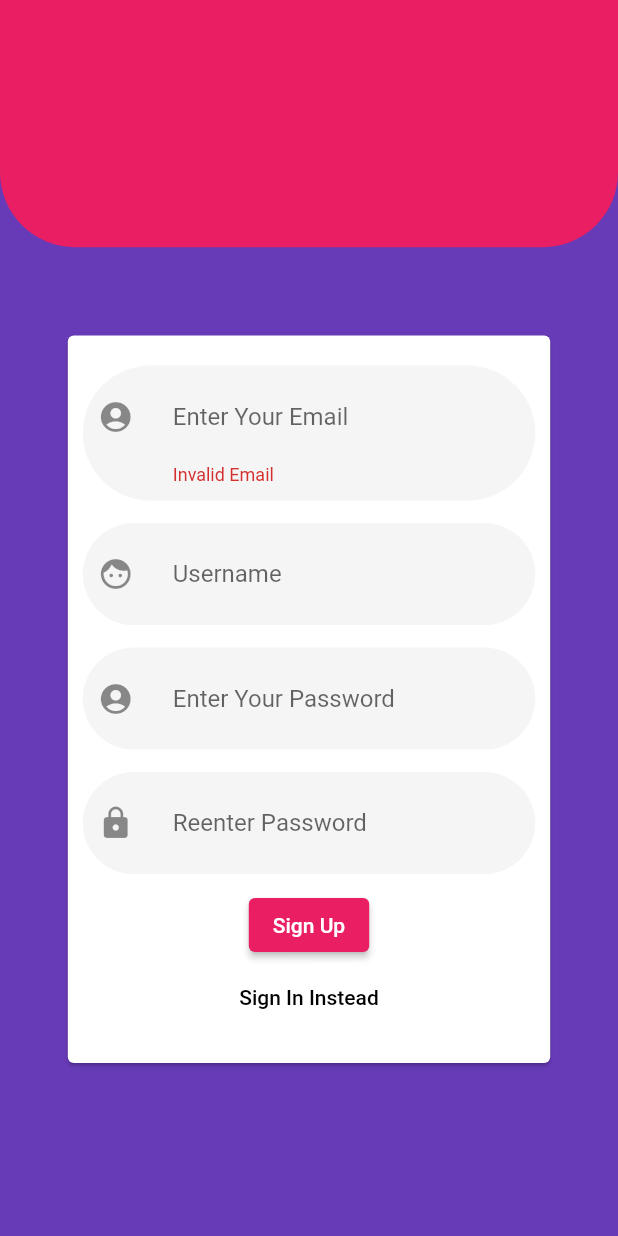
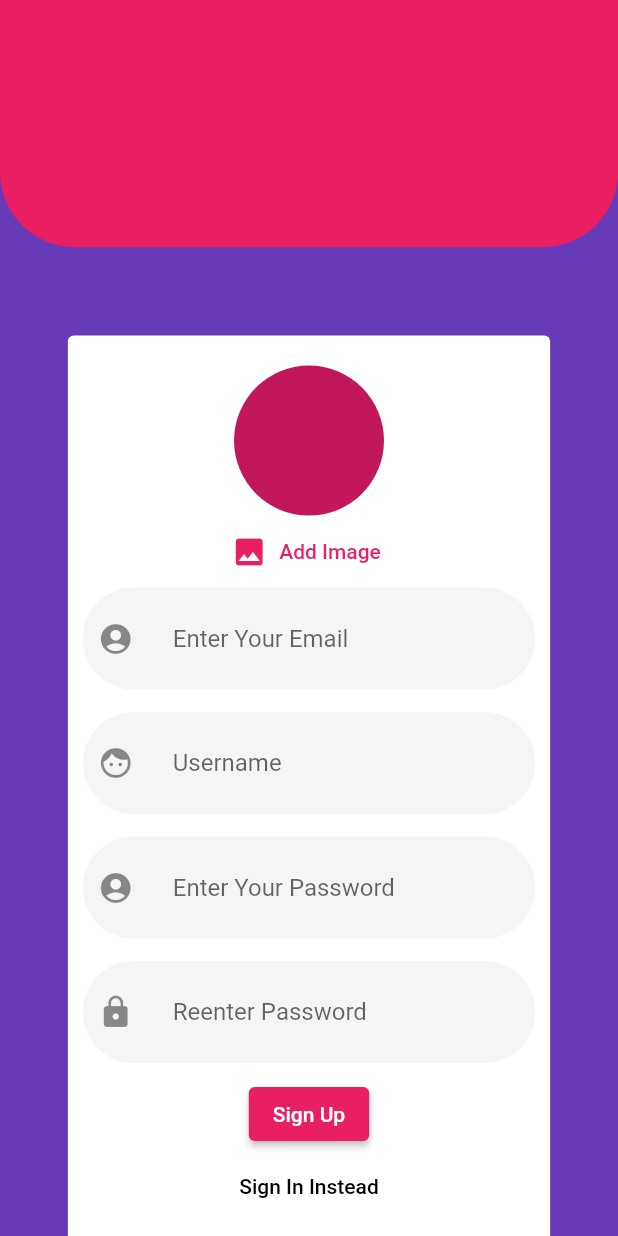
Before and after one commit to udscrick/chatterbox_flutter, a Flutter app: the screen it shows after launch, after a tap on "Log In", after a tap on "Create New Account", on a phone screen of 412 x 824 dp. Run offline on Flutter 3.47's test engine with Material 2 defaults, Android fonts, the phone set to English and light mode, and no system bars; our stand-ins replace cloud_firestore, firebase_auth, firebase_storage, image_picker; accounts and stored records are empty.

Commit message:
Image Upload COmplete

```diff
--- a/lib/screens/auth_screen.dart
+++ b/lib/screens/auth_screen.dart
@@ -1,7 +1,11 @@
+import 'dart:io';
+
 import 'package:cloud_firestore/cloud_firestore.dart';
 import 'package:firebase_auth/firebase_auth.dart';
 import 'package:flutter/material.dart';
 import 'package:flutter/services.dart';
+import 'package:flutter_complete_guide/widgets/chat/image_picker.dart';
+import 'package:firebase_storage/firebase_storage.dart';
 // import 'package:firebase/firestore.dart';
 
 class AuthScreen extends StatefulWidget {
@@ -19,6 +23,11 @@ class _AuthScreenState extends State<AuthScreen> with TickerProviderStateMixin {
   var isLoading = false;
 
   final _formKey = GlobalKey<FormState>();
+  File _userImageFile;
+
+  void _pickedImage(File image) {
+    _userImageFile = image;
+  }
 
   @override
   void initState() {
@@ -30,6 +39,13 @@ class _AuthScreenState extends State<AuthScreen> with TickerProviderStateMixin {
   void _onClickSubmit() async {
     var isValid = _formKey.currentState.validate();
 
+    if (_userImageFile == null && !isSignIn) {
+      ScaffoldMessenger.of(context).showSnackBar(SnackBar(
+        content: Text('Please select an image'),
+        backgroundColor: Theme.of(context).errorColor,
+      ));
+      return;
+    }
     if (isValid) {
       _formKey.currentState.save();
       FocusScope.of(context).unfocus();
@@ -50,12 +66,18 @@ class _AuthScreenState extends State<AuthScreen> with TickerProviderStateMixin {
           var signUpResponse = await auth.createUserWithEmailAndPassword(
               email: _email.trim(), password: _password.trim());
           print(signUpResponse.user);
-         await Firestore.instance.collection('users').document(signUpResponse.user.uid).setData(
-           {
-             'username':_username,
-             'email':_email
-           }
-         );
+
+         final ref =  FirebaseStorage.instance.ref() //ref gives us access to the root cloud storage bucket
+            .child('user_images').child(signUpResponse.user.uid+'.jpg');
+
+         await ref.putFile(_userImageFile).onComplete;
+
+         final img_url = await ref.getDownloadURL();
+        //  print("Image Url: ${img_url}");
+          await Firestore.instance
+              .collection('users')
+              .document(signUpResponse.user.uid)
+              .setData({'username': _username, 'email': _email,'img_url':img_url,'userId':signUpResponse.user.uid});
         }
         setState(() {
           isLoading = false;
@@ -73,8 +95,7 @@ class _AuthScreenState extends State<AuthScreen> with TickerProviderStateMixin {
           content: Text(errormsg),
           backgroundColor: Theme.of(context).errorColor,
         ));
-      }
-      catch(error){
+      } catch (error) {
         //For ANy other errors
         setState(() {
           isLoading = false;
@@ -135,6 +156,7 @@ class _AuthScreenState extends State<AuthScreen> with TickerProviderStateMixin {
                         child: Column(
                           crossAxisAlignment: CrossAxisAlignment.center,
                           children: [
+                            if (!isSignIn) ImagePickerWidget(_pickedImage),
                             Container(
                               padding: EdgeInsets.all(10),
                               decoration: BoxDecoration(
@@ -255,19 +277,19 @@ class _AuthScreenState extends State<AuthScreen> with TickerProviderStateMixin {
                                 ),
                               ),
                             SizedBox(height: 10),
-                           isLoading?CircularProgressIndicator():
-                            ElevatedButton(
+                            isLoading
+                                ? CircularProgressIndicator()
+                                : ElevatedButton(
                                     onPressed: _onClickSubmit,
                                     child: isSignIn
                                         ? Text('Log In')
                                         : Text('Sign Up')),
-                                   if(!isLoading)
+                            if (!isLoading)
                               FlatButton(
                                   onPressed: _onClickSignUp,
                                   child: isSignIn
-                                ? Text('Create New Account'):Text('Sign In Instead')
-                                )
-
+                                      ? Text('Create New Account')
+                                      : Text('Sign In Instead'))
                           ],
                         )),
                   ),
--- /dev/null
+++ b/lib/widgets/chat/image_picker.dart
@@ -0,0 +1,39 @@
+import 'dart:io';
+
+import 'package:flutter/material.dart';
+import 'package:image_picker/image_picker.dart';
+
+class ImagePickerWidget extends StatefulWidget {
+  ImagePickerWidget(this.imagePickFn);
+final void Function(File pickedImage) imagePickFn;
+  @override
+  _ImagePickerWidgetState createState() => _ImagePickerWidgetState();
+}
+
+class _ImagePickerWidgetState extends State<ImagePickerWidget> {
+  final ImagePicker _picker = ImagePicker();
+  PickedFile _imageFile;
+  void pickImage()async{
+    var img = await ImagePicker().getImage(source: ImageSource.camera,imageQuality: 50,maxWidth: 150);
+    setState(() {
+
+          _imageFile = img;
+        });
+
+        widget.imagePickFn(File(_imageFile.path));
+  }
+  @override
+  Widget build(BuildContext context) {
+    return Column(
+      children: [
+          CircleAvatar(radius: 50,backgroundImage: _imageFile!=null?FileImage(File(_imageFile.path)):null),
+          FlatButton.icon(onPressed: pickImage,
+           icon: Icon(Icons.image)
+          , label: Text('Add Image'),
+          textColor: Theme.of(context).primaryColor,
+          ),
+
+      ],
+    );
+  }
+}
--- a/lib/widgets/chat/new_message.dart
+++ b/lib/widgets/chat/new_message.dart
@@ -15,10 +15,12 @@ class _NewMessageState extends State<NewMessage> {
   void onMsgSend()async{
             FocusScope.of(context).unfocus();
             final userInfo = await FirebaseAuth.instance.currentUser();
+            final userData = await Firestore.instance.collection('users').document(userInfo.uid).get();
             Firestore.instance.collection('chats').add({
               "text":enteredMsg,
               "createdAt":Timestamp.now(),
-              'userId': userInfo.uid
+              'userId': userInfo.uid,
+              'username':userData.data['username']
             });
             txtController.clear();
           }
```
Also changed, not shown: lib/widgets/chat/message_bubble.dart (+64 -9 lines), lib/widgets/chat/messages.dart (+9 -5 lines), pubspec.yaml (+4 -3 lines), pubspec.lock, 4 other files. Lines whose indentation alone changed are shown as unchanged.
